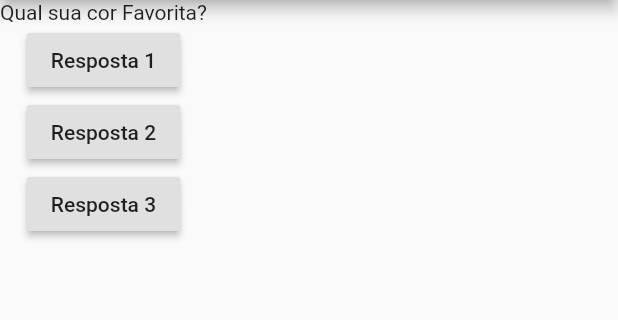
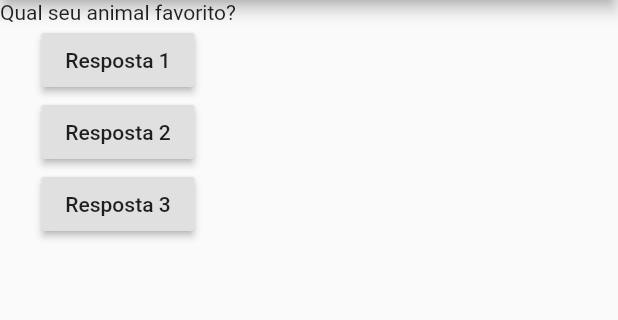
Before and after one commit to VitorL02/Perguntas_Resposta_Flutter, a Flutter app: the screen it shows after launch, after a tap on "Resposta 1", on a phone screen of 412 x 824 dp, the part 84-404 px from its top. Run offline on Flutter 3.47's test engine with Material 2 defaults, Android fonts, the phone set to English and light mode, and no system bars.

```diff
--- a/lib/main.dart
+++ b/lib/main.dart
@@ -2,18 +2,21 @@ import 'package:flutter/material.dart';
 
 main() => runApp(PerguntaApp());
 
-class PerguntaApp extends StatelessWidget {
+class PerguntaAppState extends State<PerguntaApp> {
+  var perguntaSelecionada = 0;
   void respostas() {
+    setState(() {
+      perguntaSelecionada++;
+    });
     print('Pergunta Respondida');
   }
 
-  final perguntas = [
-    'Qual sua cor Favorita?',
-    'Qual seu animal favorito?',
-  ];
-
   @override
   Widget build(BuildContext context) {
+    final perguntas = [
+      'Qual sua cor Favorita?',
+      'Qual seu animal favorito?',
+    ];
     return MaterialApp(
       home: Scaffold(
         appBar: AppBar(
@@ -21,7 +24,7 @@ class PerguntaApp extends StatelessWidget {
         ),
         body: Column(
           children: [
-            Text(perguntas[0]),
+            Text(perguntas[perguntaSelecionada]),
             RaisedButton(
               child: Text('Resposta 1'),
               onPressed: respostas,
@@ -32,7 +35,7 @@ class PerguntaApp extends StatelessWidget {
             ),
             RaisedButton(
               child: Text('Resposta 3'),
-              onPressed: () => print('Pergunta 3 Respondida'),
+              onPressed: respostas,
             ),
           ],
         ),
@@ -40,3 +43,9 @@ class PerguntaApp extends StatelessWidget {
     );
   }
 }
+
+class PerguntaApp extends StatefulWidget {
+  PerguntaAppState createState() {
+    return PerguntaAppState();
+  }
+}
```
